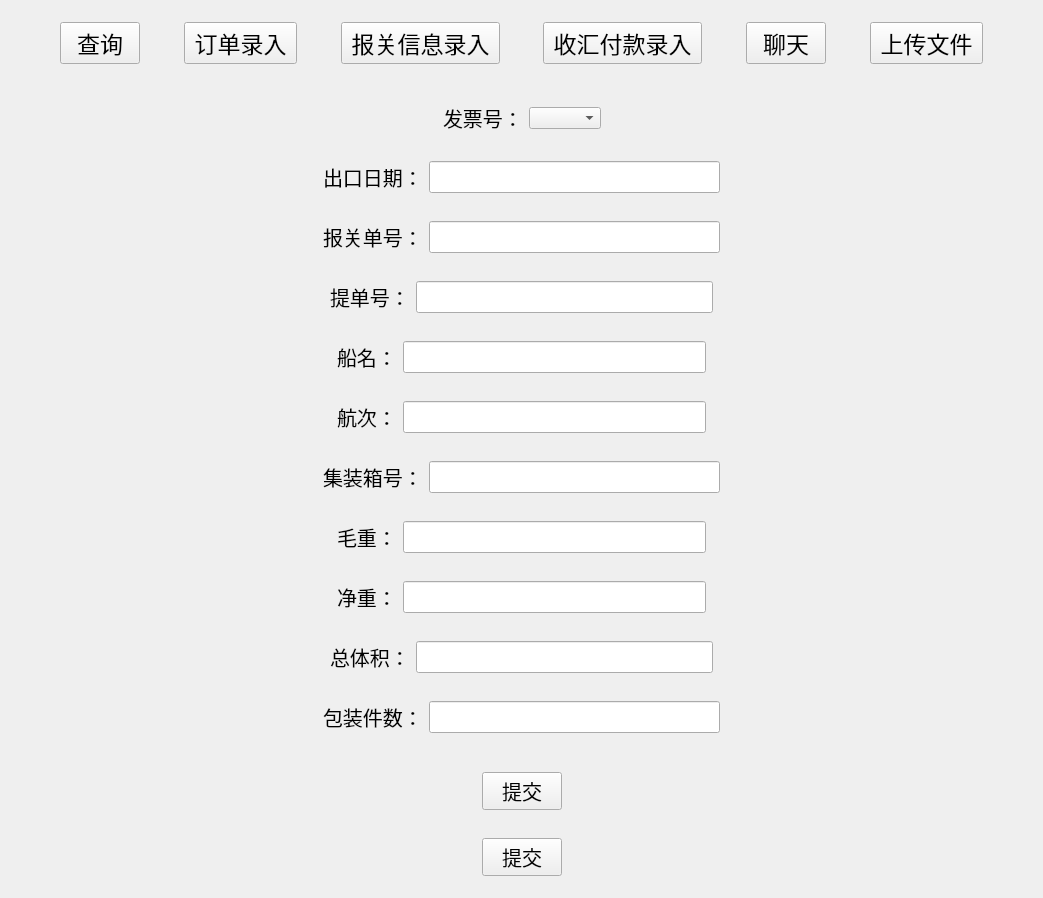
Above: client/MainWindow4.ui from yyzlmys/Document-System before the change. Below: the same form after it.
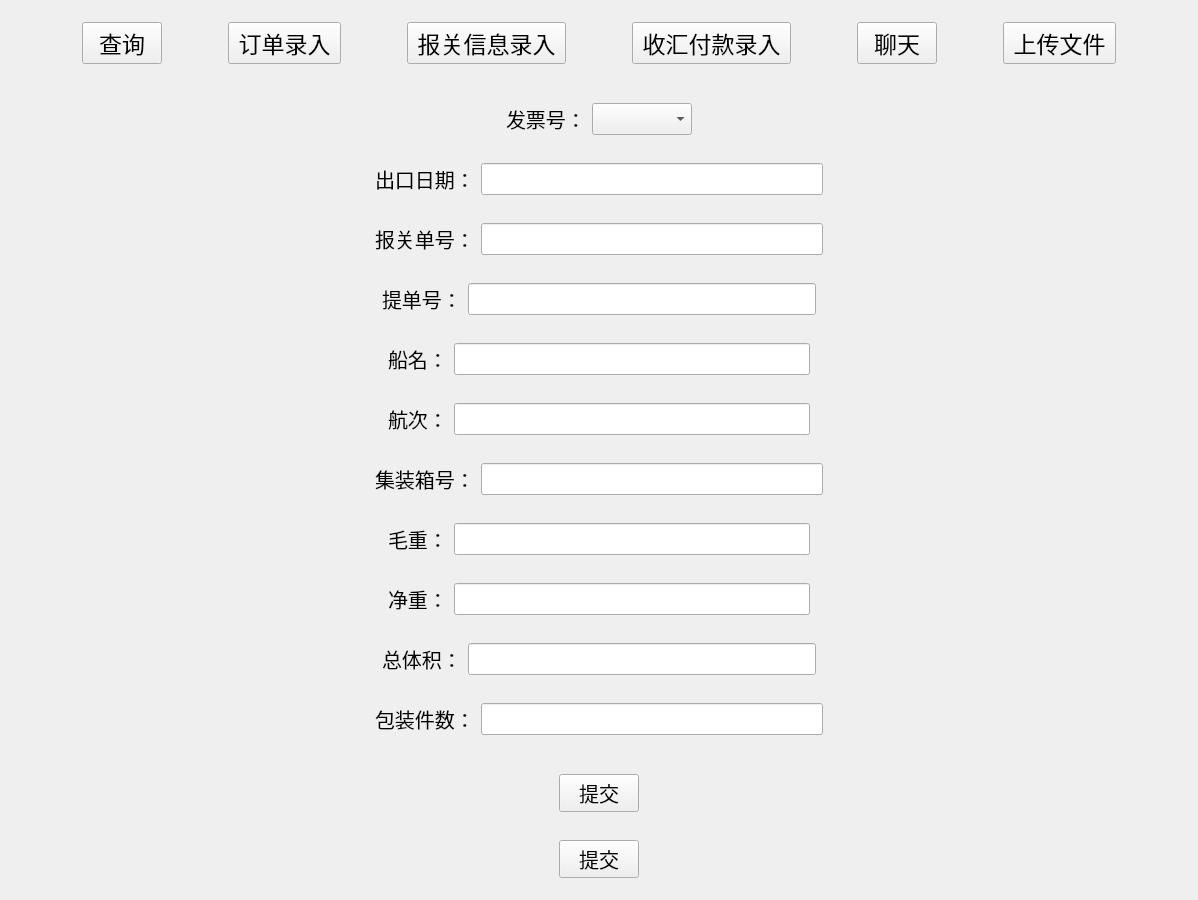
That is the form after the change.

Patch:
```diff
--- a/client/MainWindow4.ui
+++ b/client/MainWindow4.ui
@@ -6,8 +6,8 @@
    <rect>
     <x>0</x>
     <y>0</y>
-    <width>1043</width>
-    <height>798</height>
+    <width>1198</width>
+    <height>872</height>
    </rect>
   </property>
   <property name="windowTitle">
@@ -183,6 +183,19 @@
      </layout>
     </widget>
    </item>
+   <item>
+    <spacer name="verticalSpacer">
+     <property name="orientation">
+      <enum>Qt::Vertical</enum>
+     </property>
+     <property name="sizeHint" stdset="0">
+      <size>
+       <width>20</width>
+       <height>40</height>
+      </size>
+     </property>
+    </spacer>
+   </item>
    <item>
     <widget class="QWidget" name="widget_2" native="true">
      <layout class="QVBoxLayout" name="verticalLayout">
@@ -215,7 +228,13 @@
           </widget>
          </item>
          <item>
-          <widget class="QComboBox" name="invoice_num"/>
+          <widget class="QComboBox" name="invoice_num">
+           <property name="font">
+            <font>
+             <pointsize>15</pointsize>
+            </font>
+           </property>
+          </widget>
          </item>
          <item>
           <spacer name="horizontalSpacer_6">
@@ -763,6 +782,32 @@
         </layout>
        </widget>
       </item>
+      <item>
+       <spacer name="verticalSpacer_2">
+        <property name="orientation">
+         <enum>Qt::Vertical</enum>
+        </property>
+        <property name="sizeHint" stdset="0">
+         <size>
+          <width>20</width>
+          <height>40</height>
+         </size>
+        </property>
+       </spacer>
+      </item>
+      <item>
+       <spacer name="verticalSpacer_3">
+        <property name="orientation">
+         <enum>Qt::Vertical</enum>
+        </property>
+        <property name="sizeHint" stdset="0">
+         <size>
+          <width>20</width>
+          <height>40</height>
+         </size>
+        </property>
+       </spacer>
+      </item>
      </layout>
     </widget>
    </item>
```
